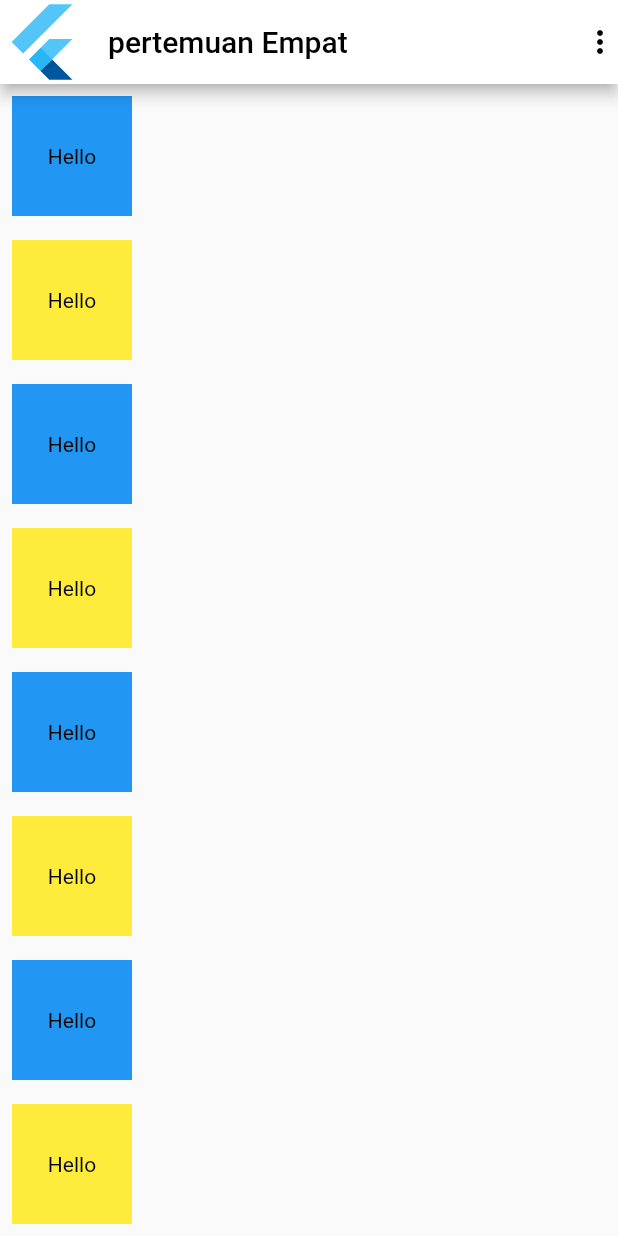
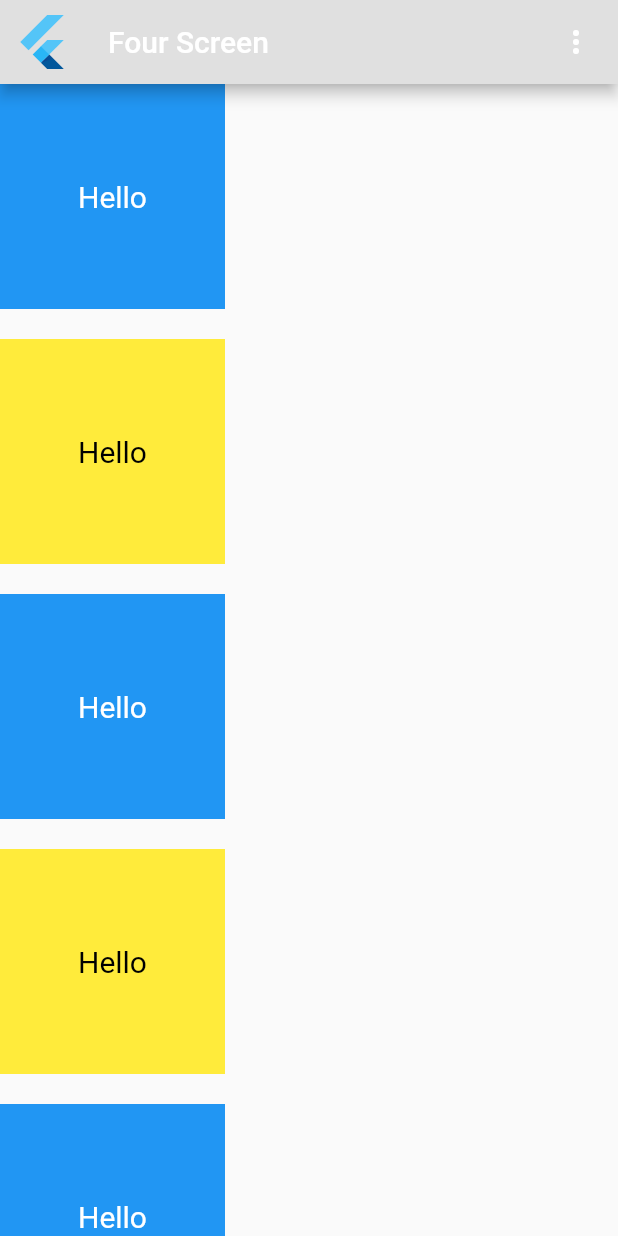
Before and after one commit to Rendi2003/2406138_Rendi_Ramdani, a Flutter app: the NumberFourScreen screen opened directly, on a phone screen of 412 x 824 dp. Run offline on Flutter 3.47's test engine with Material 3 defaults, Android fonts, the phone set to English and light mode, and no system bars.

Commit message:
Update number_Four_screen.dart

```diff
--- a/latihan_1/lib/views/number_Four_screen.dart
+++ b/latihan_1/lib/views/number_Four_screen.dart
@@ -7,35 +7,46 @@ class NumberFourScreen extends StatelessWidget {
   Widget build(BuildContext context) {
     return Scaffold(
       appBar: AppBar(
-        backgroundColor: Colors.white, // Ubah ke putih
-        leading: const FlutterLogo(),
-        title: const Text(
-          'pertemuan Empat', // Sesuai gambar
-          style: TextStyle(color: Colors.black),
+        leading: IconButton(
+          icon: const FlutterLogo(
+            size: 40,
+          ),
+          onPressed: () {
+            Navigator.of(context).pop();
+          },
         ),
-        actions: const [
-          Icon(Icons.more_vert, color: Colors.black), // Iconnya warna hitam
-        ],
+        title: const Row(
+          mainAxisAlignment: MainAxisAlignment.spaceBetween,
+          children: [
+            Text('Four Screen'),
+            Icon(Icons.more_vert),
+          ],
+        ),
+        backgroundColor: Colors.grey.shade300,
       ),
       body: ListView.builder(
-        itemCount: 10,
+        itemCount: 15,
         itemBuilder: (context, index) {
-          Color boxColor = (index % 2 == 0) ? Colors.blue : Colors.yellow;
-
-          return Row(
-            children: [
-              Container(
-                height: 80,
-                width: 80,
-                margin: const EdgeInsets.symmetric(vertical: 8, horizontal: 8),
-                color: boxColor,
-                alignment: Alignment.center,
-                child: const Text(
-                  'Hello',
-                  style: TextStyle(color: Colors.black),
+          final color = index % 2 == 0 ? Colors.blue : Colors.yellow;
+          return Padding(
+            padding: const EdgeInsets.only(bottom: 20.0),
+            child: Align(
+              alignment: Alignment.centerLeft,
+              child: Container(
+                width: 150,
+                height: 150,
+                color: color,
+                child: Center(
+                  child: Text(
+                    'Hello',
+                    style: TextStyle(
+                      color: color == Colors.blue ? Colors.white : Colors.black,
+                      fontSize: 20.0,
+                    ),
+                  ),
                 ),
               ),
-            ],
+            ),
           );
         },
       ),
```
